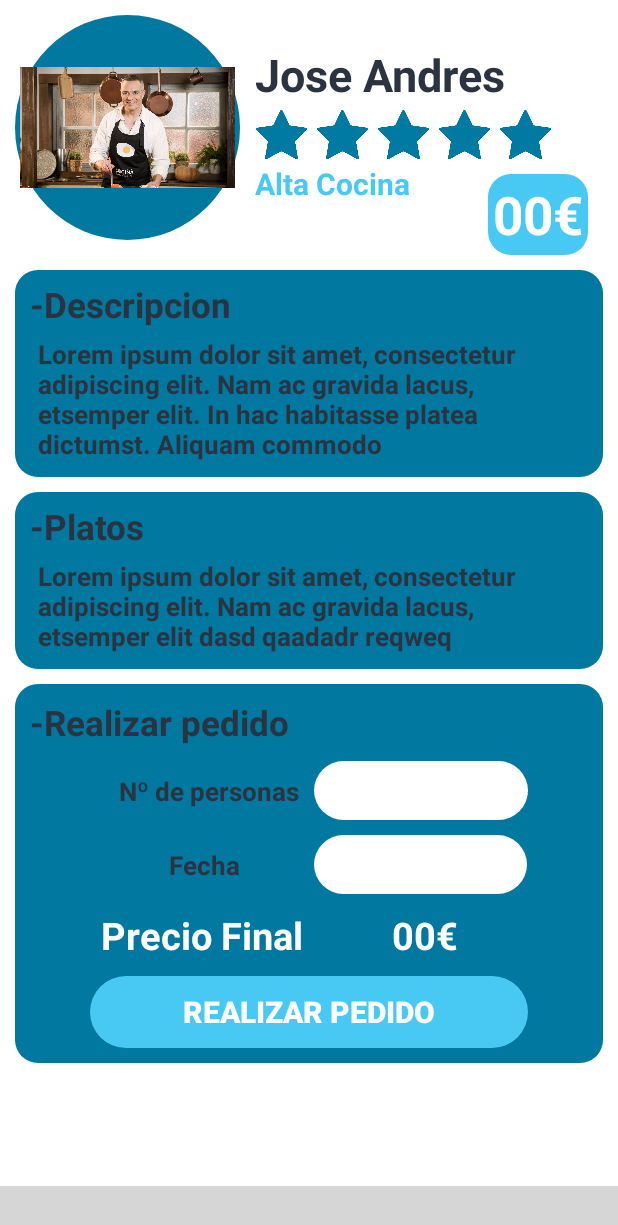
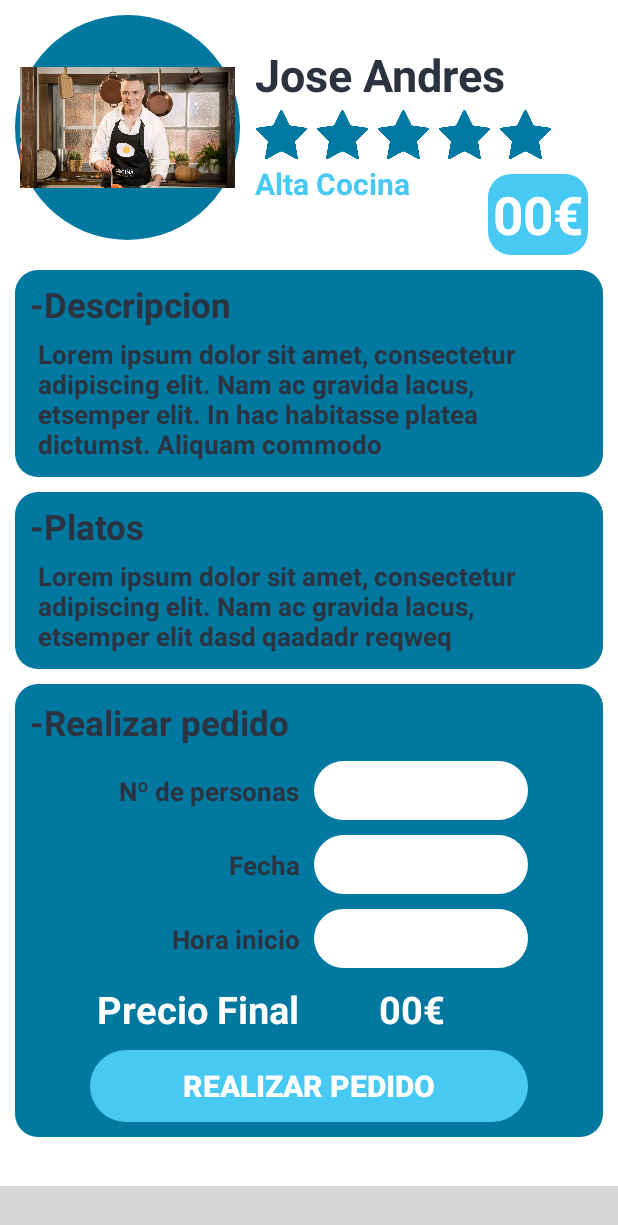
Before and after one commit to IgnacioLF/Wipehouse, an Android app: the User_buscar screen opened directly, with no data from a screen before it, on a phone screen of 412 x 824 dp. Shown: the top 1225 px of the screen. Run offline under Robolectric (Android 15) with nearby library versions, the phone set to English and light mode, and no system bars; our stand-ins replace Firebase (no records; nobody signed in at launch, a user with empty details on screens opened directly); libraries missing offline, so code that uses them is left out: nl.joery.animatedbottombar; plain views replace AnimatedBottomBar; 2 statements that could not run were skipped; grey boxes are pictures that could not be loaded.

Commit message:
-added timepicker custom fragment

```diff
--- a/app/src/main/java/com/example/wipehouse/User_buscar.kt
+++ b/app/src/main/java/com/example/wipehouse/User_buscar.kt
@@ -1,6 +1,8 @@
 package com.example.wipehouse
 
 import android.app.DatePickerDialog
+import android.app.TimePickerDialog
+import android.content.Context
 import android.os.Bundle
 import androidx.fragment.app.Fragment
 import android.view.LayoutInflater
@@ -9,6 +11,8 @@
 import android.widget.*
 import com.google.firebase.firestore.ktx.firestore
 import com.google.firebase.ktx.Firebase
+import java.util.*
+import kotlin.collections.ArrayList
 
 // TODO: Rename parameter arguments, choose names that match
 // the fragment initialization parameters, e.g. ARG_ITEM_NUMBER
@@ -74,31 +78,6 @@
             textselecciona.setVisibility(View.GONE)
             scrolllist.setVisibility(View.VISIBLE) }
         var db = Firebase.firestore
-      /*  db.collection("trabajadores").get().addOnSuccessListener { result ->
-            for (document in result){
-                var trabajadorciudad = document.data["ciudad"].toString()
-                var imagenurl = document.data["imageurl"].toString()
-                var altacocina_desc = document.data["altacocina_desc"].toString()
-                var altacocina_platos = document.data["altacocina_platos"].toString()
-                var altacocina_precio = document.data["altacocina_precio"].toString()
-                var cocinatradicional_desc = document.data["cocinatradicional_desc"].toString()
-                var cocinatradicional_platos = document.data["cocinatradicional_platos"].toString()
-                var cocinatradicional_precio = document.data["cocinatradicional_precio"].toString()
-                var cocinalowcost_desc = document.data["cocinalowcost_desc"].toString()
-                var cocinalowcost_platos = document.data["cocinalowcost_platos"].toString()
-                var cocinalowcost_precio = document.data["cocinalowcost_precio"].toString()
-                var limpiador_precio = document.data["limpiador_precio"].toString()
-                var cortacesped_precio = document.data["cortacesped_precio"].toString()
-                var mantenimiento_precio_grande = document.data["mantenimiento_precio_grande"].toString()
-                var mantenimiento_precio_mediana = document.data["mantenimiento_precio_mediana"].toString()
-                var mantenimiento_precio_pequena = document.data["mantenimiento_precio_pequena"].toString()
-                var puntuacion_media = document.data["puntuacion_media"].toString()
-                var emailtrabajador = document.id
-                var nombreyapellido = document.data["nombreyapellido"].toString()
-                val currecttrabajador=Trabajador(emailtrabajador,nombreyapellido,trabajadorciudad,imagenurl,altacocina_desc,altacocina_platos,altacocina_precio,cocinatradicional_desc,cocinatradicional_platos,cocinatradicional_precio,cocinalowcost_desc,cocinalowcost_platos,cocinalowcost_precio,limpiador_precio,cortacesped_precio,mantenimiento_precio_grande,mantenimiento_precio_mediana,mantenimiento_precio_pequena,puntuacion_media)
-                listatrabajadores.add(currecttrabajador)
-            }
-        }*/
         fun closemenus(){
             linearcocineromain.setBackgroundResource(R.drawable.bluestroke_roundcorners_low)
             imageViewcocinerologo.setImageResource(R.drawable.cocinero_icon)
@@ -229,18 +208,35 @@
             scrolllist.setVisibility(View.GONE) }
 
 
-            var editTextfecha = vista.findViewById<EditText>(R.id.editTextfecha)
-
+        var editTextfecha = vista.findViewById<EditText>(R.id.editTextfecha)
         fun showDatePickerDialog() {
             val newFragment = DatePickerFragment.newInstance(DatePickerDialog.OnDateSetListener { _, year, month, day ->
                 val selectedDate = day.toString() + " / " + (month + 1) + " / " + year
                 editTextfecha.setText(selectedDate)
             })
-
-
             getActivity()?.let { newFragment.show(it.getSupportFragmentManager(), "datePicker") }
         }
         editTextfecha.setOnClickListener { showDatePickerDialog() }
+
+        var editTexthorainicio = vista.findViewById<EditText>(R.id.editTexthorainicio)
+        fun getTime(editText: EditText, context: Context){
+            val cal = Calendar.getInstance()
+            val timeSetListener = TimePickerDialog.OnTimeSetListener { timePicker, hour, minute ->
+                cal.set(Calendar.HOUR_OF_DAY, hour)
+                cal.set(Calendar.MINUTE, minute)
+                var finalminute = minute.toString()
+                if (minute.toString().length==1){
+                    finalminute="0"+minute
+                }
+                val selectedtime = hour.toString() + ":" + finalminute
+                editText.setText(selectedtime) }
+            TimePickerDialog(context, timeSetListener, cal.get(Calendar.HOUR_OF_DAY), cal.get(
+                Calendar.MINUTE), true).show()
+        }
+        editTexthorainicio.setOnClickListener {
+            context?.let { it1 -> getTime(editTexthorainicio, it1) }
+        }
+
 
         return vista
     }
--- a/app/src/main/res/layout/activity_test.xml
+++ b/app/src/main/res/layout/activity_test.xml
@@ -38,7 +38,9 @@
             android:textColor="@color/blue"
             android:text="test"
             android:clickable="true"
-            android:maxLines="1" />
+            android:maxLines="1"
+            android:visibility="visible"/>
+
 
 
     </RelativeLayout>
--- a/app/src/main/res/layout/fragment_user_buscar.xml
+++ b/app/src/main/res/layout/fragment_user_buscar.xml
@@ -662,7 +662,7 @@
                         android:layout_height="wrap_content"
                         android:layout_weight="0.6"
                         android:gravity="end"
-                        android:layout_marginRight="50dp"
+                        android:layout_marginRight="10dp"
                         android:text="Fecha"
                         android:textColor="#2c3340"
                         android:textSize="17sp"
@@ -673,7 +673,7 @@
                         android:layout_width="0dp"
                         android:layout_marginRight="50dp"
                         android:layout_height="wrap_content"
-                        android:layout_weight="0.57"
+                        android:layout_weight="0.45"
                         android:ems="10"
                         android:padding="7dp"
                         android:focusable="false"
@@ -681,6 +681,40 @@
                         android:gravity="center"
                         android:background="@drawable/white_roundcorners"
                         android:inputType="date" />
+
+                </LinearLayout>
+                <LinearLayout
+                    android:id="@+id/linearhora"
+                    android:layout_width="match_parent"
+                    android:layout_height="match_parent"
+                    android:layout_marginTop="10dp"
+                    android:orientation="horizontal">
+
+                    <TextView
+                        android:id="@+id/textViewnhoratit"
+                        android:layout_width="0dp"
+                        android:layout_height="wrap_content"
+                        android:layout_weight="0.6"
+                        android:gravity="end"
+                        android:layout_marginRight="10dp"
+                        android:text="Hora inicio"
+                        android:textColor="#2c3340"
+                        android:textSize="17sp"
+                        android:textStyle="bold"/>
+
+                    <EditText
+                        android:id="@+id/editTexthorainicio"
+                        android:layout_width="0dp"
+                        android:layout_marginRight="50dp"
+                        android:layout_height="wrap_content"
+                        android:layout_weight="0.45"
+                        android:ems="10"
+                        android:padding="7dp"
+                        android:focusable="false"
+                        android:clickable="true"
+                        android:gravity="center"
+                        android:background="@drawable/white_roundcorners"
+                        android:inputType="number" />
 
                 </LinearLayout>
 
@@ -698,7 +732,7 @@
                         android:layout_weight="0.5"
                         android:text="Precio Final"
                         android:gravity="end"
-                        android:layout_marginRight="60dp"
+                        android:layout_marginRight="54dp"
                         android:textColor="@color/white"
                         android:textSize="25sp"
                         android:textStyle="bold"/>
@@ -709,6 +743,7 @@
                         android:layout_height="wrap_content"
                         android:layout_weight="0.36"
                         android:text="00€"
+                        android:layout_marginRight="10dp"
                         android:textColor="@color/white"
                         android:textSize="25sp"
                         android:textStyle="bold"/>
```
Also changed, not shown: app/src/main/java/com/example/wipehouse/TimePickerFragment.kt (added, +27 -0 lines), app/src/main/java/com/example/wipehouse/test.kt (+20 -4 lines).
